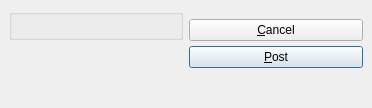
Pegasus-RPG/xtuple-client, file guiclient/postBillingSelections.ui: the form before one commit.
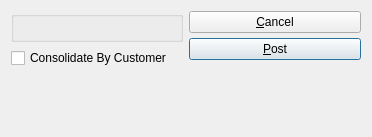
The form after the commit. Custom widgets are drawn as their Qt base class.

Commit message: Added checkbox and code changes to support consildated Invoices.

```diff
--- a/guiclient/postBillingSelections.ui
+++ b/guiclient/postBillingSelections.ui
@@ -9,28 +9,40 @@
     <x>0</x>
     <y>0</y>
     <width>372</width>
-    <height>108</height>
+    <height>137</height>
    </rect>
   </property>
   <property name="windowTitle" >
    <string>Post Billing Selections</string>
   </property>
   <layout class="QHBoxLayout" >
-   <property name="margin" >
-    <number>9</number>
-   </property>
-   <property name="spacing" >
-    <number>6</number>
-   </property>
    <item>
-    <layout class="QGridLayout" >
-     <property name="margin" >
-      <number>0</number>
-     </property>
+    <layout class="QVBoxLayout" >
      <property name="spacing" >
       <number>0</number>
      </property>
-     <item row="1" column="0" >
+     <item>
+      <layout class="QVBoxLayout" >
+       <item>
+        <widget class="ParameterGroup" name="_customerType" >
+         <property name="focusPolicy" >
+          <enum>Qt::StrongFocus</enum>
+         </property>
+         <property name="title" >
+          <string/>
+         </property>
+        </widget>
+       </item>
+       <item>
+        <widget class="XCheckBox" name="_consolidate" >
+         <property name="text" >
+          <string>Consolidate By Customer</string>
+         </property>
+        </widget>
+       </item>
+      </layout>
+     </item>
+     <item>
       <spacer>
        <property name="orientation" >
         <enum>Qt::Vertical</enum>
@@ -43,23 +55,10 @@
        </property>
       </spacer>
      </item>
-     <item row="0" column="0" >
-      <widget class="ParameterGroup" name="_customerType" >
-       <property name="focusPolicy" >
-        <enum>Qt::StrongFocus</enum>
-       </property>
-       <property name="title" >
-        <string/>
-       </property>
-      </widget>
-     </item>
     </layout>
    </item>
    <item>
     <layout class="QVBoxLayout" >
-     <property name="margin" >
-      <number>0</number>
-     </property>
      <property name="spacing" >
       <number>0</number>
      </property>
@@ -71,6 +70,18 @@
        <property name="spacing" >
         <number>5</number>
        </property>
+       <property name="leftMargin" >
+        <number>0</number>
+       </property>
+       <property name="topMargin" >
+        <number>0</number>
+       </property>
+       <property name="rightMargin" >
+        <number>0</number>
+       </property>
+       <property name="bottomMargin" >
+        <number>0</number>
+       </property>
        <item>
         <widget class="QPushButton" name="_close" >
          <property name="text" >
@@ -99,7 +110,7 @@
         <enum>Qt::Vertical</enum>
        </property>
        <property name="sizeType" >
-        <enum>QSizePolicy::Preferred</enum>
+        <enum>QSizePolicy::Expanding</enum>
        </property>
        <property name="sizeHint" >
         <size>
@@ -120,8 +131,11 @@
    <class>ParameterGroup</class>
    <extends>QGroupBox</extends>
    <header>parametergroup.h</header>
-   <container>0</container>
-   <pixmap></pixmap>
+  </customwidget>
+  <customwidget>
+   <class>XCheckBox</class>
+   <extends>QCheckBox</extends>
+   <header>xcheckbox.h</header>
   </customwidget>
  </customwidgets>
  <tabstops>
```
Left out of the diff: 19 changed lines with no effect on the pictures. The commit also changes 2 other files.
